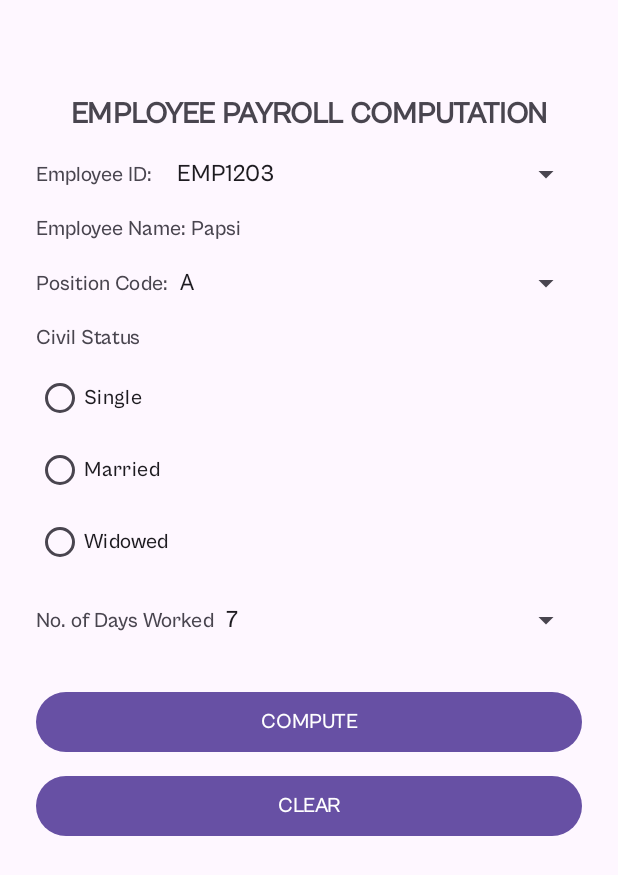
After one commit to adiluexe/elec1-compilation, an Android app: the EmployeePayrollComputation screen opened directly, with no data from a screen before it, on a phone screen of 412 x 824 dp. The commit adds this screen. Shown: the top 875 px of the screen. Run offline under Robolectric (Android 15) with nearby library versions, the phone set to English and light mode, and no system bars.

Commit message:
Add Machine Problem 4

```diff
--- a/app/src/main/AndroidManifest.xml
+++ b/app/src/main/AndroidManifest.xml
@@ -57,6 +57,8 @@
         <activity android:name=".machine_problems.Calculator" />
         <activity android:name=".machine_problems.CCJitters" />
         <activity android:name=".machine_problems.SemestralGradeComputation" />
+        <activity android:name=".machine_problems.EmployeePayrollComputation" />
+        <activity android:name=".machine_problems.SummaryActivity" />
 
     </application>
 
--- a/app/src/main/java/com/example/elec1compilation/MainActivity.java
+++ b/app/src/main/java/com/example/elec1compilation/MainActivity.java
@@ -29,6 +29,7 @@ import com.example.elec1compilation.guided_exercises.TenthGuidedExercise;
 import com.example.elec1compilation.guided_exercises.ThirdGuidedExercise;
 import com.example.elec1compilation.machine_problems.CCJitters;
 import com.example.elec1compilation.machine_problems.Calculator;
+import com.example.elec1compilation.machine_problems.EmployeePayrollComputation;
 import com.example.elec1compilation.machine_problems.SemestralGradeComputation;
 
 import java.util.ArrayList;
@@ -72,7 +73,7 @@ public class MainActivity extends AppCompatActivity {
         exerciseItems.add(new ExerciseItem("Machine Problem 2 (Calculator)", "Machine Problems", Calculator.class));
         exerciseItems.add(new ExerciseItem("Machine Problem 3 Batch 1 (SemestralGradeComputation)", "Machine Problems", SemestralGradeComputation.class));
         exerciseItems.add(new ExerciseItem("Machine Problem 3 Batch 2 (CCJitters)", "Machine Problems", CCJitters.class));
-
+        exerciseItems.add(new ExerciseItem("Machine Problem 4 Batch (EmployeePayrollComputation)", "Machine Problems", EmployeePayrollComputation.class));
 
         // Add more machine problems...
 
--- /dev/null
+++ b/app/src/main/java/com/example/elec1compilation/machine_problems/DatabaseHelper.java
@@ -0,0 +1,133 @@
+package com.example.elec1compilation.machine_problems;
+
+import android.content.ContentValues;
+import android.content.Context;
+import android.database.Cursor;
+import android.database.sqlite.SQLiteDatabase;
+import android.database.sqlite.SQLiteOpenHelper;
+
+import java.util.ArrayList;
+import java.util.List;
+
+public class DatabaseHelper extends SQLiteOpenHelper {
+    private static final String DATABASE_NAME = "EmployeePayroll.db";
+    private static final int DATABASE_VERSION = 1;
+
+    // Table name
+    private static final String TABLE_EMPLOYEES = "employees";
+
+    // Column names
+    private static final String COLUMN_ID = "employee_id";
+    private static final String COLUMN_NAME = "employee_name";
+    private static final String COLUMN_POSITION_CODE = "position_code";
+    private static final String COLUMN_CIVIL_STATUS = "civil_status";
+    private static final String COLUMN_DAYS_WORKED = "days_worked";
+    private static final String COLUMN_BASIC_PAY = "basic_pay";
+    private static final String COLUMN_SSS_CONTRIBUTION = "sss_contribution";
+    private static final String COLUMN_WITHHOLDING_TAX = "withholding_tax";
+    private static final String COLUMN_NET_PAY = "net_pay";
+
+    public DatabaseHelper(Context context) {
+        super(context, DATABASE_NAME, null, DATABASE_VERSION);
+    }
+
+    @Override
+    public void onCreate(SQLiteDatabase db) {
+        String CREATE_EMPLOYEES_TABLE = "CREATE TABLE " + TABLE_EMPLOYEES + "("
+                + COLUMN_ID + " TEXT PRIMARY KEY,"
+                + COLUMN_NAME + " TEXT,"
+                + COLUMN_POSITION_CODE + " TEXT,"
+                + COLUMN_CIVIL_STATUS + " TEXT,"
+                + COLUMN_DAYS_WORKED + " INTEGER,"
+                + COLUMN_BASIC_PAY + " REAL,"
+                + COLUMN_SSS_CONTRIBUTION + " REAL,"
+                + COLUMN_WITHHOLDING_TAX + " REAL,"
+                + COLUMN_NET_PAY + " REAL"
+                + ")";
+        db.execSQL(CREATE_EMPLOYEES_TABLE);
+
+        // Insert initial employee data
+        initializeEmployeeData(db);
+    }
+
+    private void initializeEmployeeData(SQLiteDatabase db) {
+        String[][] employeeData = {
+                {"EMP1203", "Papsi"},
+                {"EMP1204", "Michael Josh Tempra"},
+                {"EMP1205", "Clement Harold David"},
+                {"EMP1206", "Miguel"},
+                {"EMP1207", "Wimari Baluyut"}
+        };
+
+        for (String[] employee : employeeData) {
+            ContentValues values = new ContentValues();
+            values.put(COLUMN_ID, employee[0]);
+            values.put(COLUMN_NAME, employee[1]);
+            db.insert(TABLE_EMPLOYEES, null, values);
+        }
+    }
+
+    @Override
+    public void onUpgrade(SQLiteDatabase db, int oldVersion, int newVersion) {
+        db.execSQL("DROP TABLE IF EXISTS " + TABLE_EMPLOYEES);
+        onCreate(db);
+    }
+
+    public List<Employee> getAllEmployees() {
+        List<Employee> employees = new ArrayList<>();
+        String selectQuery = "SELECT * FROM " + TABLE_EMPLOYEES;
+
+        SQLiteDatabase db = this.getReadableDatabase();
+        Cursor cursor = db.rawQuery(selectQuery, null);
+
+        if (cursor.moveToFirst()) {
+            int idIndex = cursor.getColumnIndexOrThrow(COLUMN_ID);
+            int nameIndex = cursor.getColumnIndexOrThrow(COLUMN_NAME);
+
+            do {
+                try {
+                    String id = cursor.getString(idIndex);
+                    String name = cursor.getString(nameIndex);
+
+                    if (id != null && name != null) {
+                        Employee employee = new Employee(id, name);
+                        employees.add(employee);
+                    }
+                } catch (Exception e) {
+                    e.printStackTrace();
+                    // Continue to next record if there's an error
+                    continue;
+                }
+            } while (cursor.moveToNext());
+        }
+
+        cursor.close();
+        return employees;
+    }
+
+    public void saveEmployeePayroll(String employeeId, String positionCode,
+                                    String civilStatus, int daysWorked,
+                                    double basicPay, double sssContribution,
+                                    double withholdingTax, double netPay) {
+        SQLiteDatabase db = this.getWritableDatabase();
+        ContentValues values = new ContentValues();
+
+        values.put(COLUMN_POSITION_CODE, positionCode);
+        values.put(COLUMN_CIVIL_STATUS, civilStatus);
+        values.put(COLUMN_DAYS_WORKED, daysWorked);
+        values.put(COLUMN_BASIC_PAY, basicPay);
+        values.put(COLUMN_SSS_CONTRIBUTION, sssContribution);
+        values.put(COLUMN_WITHHOLDING_TAX, withholdingTax);
+        values.put(COLUMN_NET_PAY, netPay);
+
+        db.update(TABLE_EMPLOYEES, values, COLUMN_ID + " = ?",
+                new String[]{employeeId});
+    }
+
+    public Cursor getEmployeePayrollData(String employeeId) {
+        SQLiteDatabase db = this.getReadableDatabase();
+        return db.query(TABLE_EMPLOYEES, null,
+                COLUMN_ID + " = ?", new String[]{employeeId},
+                null, null, null);
+    }
+}
--- /dev/null
+++ b/app/src/main/java/com/example/elec1compilation/machine_problems/Employee.java
@@ -0,0 +1,70 @@
+package com.example.elec1compilation.machine_problems;
+
+public class Employee {
+    private String employeeId;
+    private String name;
+    private String positionCode;
+    private String civilStatus;
+    private double ratePerDay;
+    private double taxRate;
+    private double sssRate;
+
+    public Employee(String employeeId, String name) {
+        this.employeeId = employeeId;
+        this.name = name;
+    }
+
+    public String getEmployeeId() { return employeeId; }
+    public void setEmployeeId(String employeeId) { this.employeeId = employeeId; }
+    public String getName() { return name; }
+    public void setName(String name) { this.name = name; }
+    public String getPositionCode() { return positionCode; }
+    public void setPositionCode(String positionCode) {
+        this.positionCode = positionCode;
+        // Set rate based on position code
+        switch(positionCode) {
+            case "A":
+                this.ratePerDay = 500.00;
+                break;
+            case "B":
+                this.ratePerDay = 400.00;
+                break;
+            case "C":
+                this.ratePerDay = 300.00;
+                break;
+        }
+    }
+    public String getCivilStatus() { return civilStatus; }
+    public void setCivilStatus(String civilStatus) {
+        this.civilStatus = civilStatus;
+        // Set tax rate based on civil status
+        switch (civilStatus) {
+            case "Single":
+                taxRate = 0.10;
+                break;
+            case "Married":
+                taxRate = 0.05;
+                break;
+            case "Widowed":
+                taxRate = 0.05;
+                break;
+            default:
+                taxRate = 0.10;
+                break;
+        }
+    }
+
+    public double getTaxRate() {
+        return taxRate;
+    }
+
+    public double getRatePerDay() { return ratePerDay; }
+
+    // Calculate SSS rate based on basic pay
+    public double calculateSSSRate(double basicPay) {
+        if(basicPay >= 10000) return 0.07;
+        else if(basicPay >= 5000) return 0.05;
+        else if(basicPay >= 1000) return 0.03;
+        else return 0.01;
+    }
+}
--- /dev/null
+++ b/app/src/main/java/com/example/elec1compilation/machine_problems/EmployeePayrollComputation.java
@@ -0,0 +1,193 @@
+package com.example.elec1compilation.machine_problems;
+
+
+import android.content.Intent;
+import android.database.sqlite.SQLiteDatabase;
+import android.os.Bundle;
+import android.view.View;
+import android.widget.AdapterView;
+import android.widget.ArrayAdapter;
+import android.widget.Button;
+import android.widget.RadioButton;
+import android.widget.RadioGroup;
+import android.widget.Spinner;
+import android.widget.TextView;
+import android.widget.Toast;
+
+import androidx.appcompat.app.AppCompatActivity;
+
+import com.example.elec1compilation.R;
+
+import java.util.ArrayList;
+import java.util.Locale;
+
+public class EmployeePayrollComputation extends AppCompatActivity {
+    private Spinner employeeIdSpinner, positionCodeSpinner, daysWorkedSpinner;
+    private TextView employeeNameText;
+    private RadioGroup civilStatusContainer;
+    private Button computeButton, clearButton;
+    private ArrayList<Employee> employees;
+    private DatabaseHelper dbHelper;
+
+    @Override
+    protected void onCreate(Bundle savedInstanceState) {
+        super.onCreate(savedInstanceState);
+        setContentView(R.layout.activity_mp4_main);
+
+        dbHelper = new DatabaseHelper(this);
+
+        initializeViews();
+        setupEmployeeData();
+        setupSpinners();
+        setupListeners();
+    }
+
+    private void inspectDatabase() {
+        SQLiteDatabase db = dbHelper.getReadableDatabase();
+    }
+
+    private void initializeViews() {
+        employeeIdSpinner = findViewById(R.id.employeeIdSpinner);
+        positionCodeSpinner = findViewById(R.id.positionCodeSpinner);
+        daysWorkedSpinner = findViewById(R.id.daysWorkedSpinner);
+        employeeNameText = findViewById(R.id.employeeNameText);
+        civilStatusContainer = findViewById(R.id.civilStatusContainer);
+        computeButton = findViewById(R.id.computeButton);
+        clearButton = findViewById(R.id.clearButton);
+    }
+
+    private void setupEmployeeData() {
+        employees = new ArrayList<>(dbHelper.getAllEmployees());
+    }
+
+    private void setupSpinners() {
+        // Setup Employee ID Spinner
+        ArrayList<String> employeeIds = new ArrayList<>();
+        for(Employee emp : employees) {
+            employeeIds.add(emp.getEmployeeId());
+        }
+        ArrayAdapter<String> employeeAdapter = new ArrayAdapter<>(this,
+                android.R.layout.simple_spinner_item, employeeIds);
+        employeeAdapter.setDropDownViewResource(android.R.layout.simple_spinner_dropdown_item);
+        employeeIdSpinner.setAdapter(employeeAdapter);
+
+        // Setup Position Code Spinner
+        String[] positionCodes = {"A", "B", "C"};
+        ArrayAdapter<String> positionAdapter = new ArrayAdapter<>(this,
+                android.R.layout.simple_spinner_item, positionCodes);
+        positionAdapter.setDropDownViewResource(android.R.layout.simple_spinner_dropdown_item);
+        positionCodeSpinner.setAdapter(positionAdapter);
+
+        // Setup Days Worked Spinner
+        Integer[] daysWorked = {7, 14, 21, 30};
+        ArrayAdapter<Integer> daysAdapter = new ArrayAdapter<>(this,
+                android.R.layout.simple_spinner_item, daysWorked);
+        daysAdapter.setDropDownViewResource(android.R.layout.simple_spinner_dropdown_item);
+        daysWorkedSpinner.setAdapter(daysAdapter);
+    }
+
+    private void setupListeners() {
+        employeeIdSpinner.setOnItemSelectedListener(new AdapterView.OnItemSelectedListener() {
+            @Override
+            public void onItemSelected(AdapterView<?> parent, View view, int position, long id) {
+                String selectedId = (String) parent.getItemAtPosition(position);
+                for(Employee emp : employees) {
+                    if(emp.getEmployeeId().equals(selectedId)) {
+                        employeeNameText.setText("Employee Name: " + emp.getName());
+                        break;
+                    }
+                }
+            }
+
+            @Override
+            public void onNothingSelected(AdapterView<?> parent) {}
+        });
+
+        computeButton.setOnClickListener(v -> computeSalary());
+        clearButton.setOnClickListener(v -> clearFields());
+    }
+
+    private void computeSalary() {
+        try {
+            String selectedId = employeeIdSpinner.getSelectedItem().toString();
+            Employee currentEmployee = null;
+
+            for(Employee emp : employees) {
+                if(emp.getEmployeeId().equals(selectedId)) {
+                    currentEmployee = emp;
+                    break;
+                }
+            }
+
+            if(currentEmployee == null) return;
+
+            currentEmployee.setPositionCode(positionCodeSpinner.getSelectedItem().toString());
+
+            // Get civil status
+            int selectedRadioId = civilStatusContainer.getCheckedRadioButtonId();
+            if (selectedRadioId == -1) {
+                Toast.makeText(this, "Please select civil status", Toast.LENGTH_SHORT).show();
+                return;
+            }
+            RadioButton selectedRadio = findViewById(selectedRadioId);
+            currentEmployee.setCivilStatus(selectedRadio.getText().toString());
+
+            // Calculate pay
+            int daysWorked = (Integer) daysWorkedSpinner.getSelectedItem();
+            double basicPay = daysWorked * currentEmployee.getRatePerDay();
+            double sssRate = currentEmployee.calculateSSSRate(basicPay);
+            double sssContribution = basicPay * sssRate;
+            double withholdingTax = basicPay * currentEmployee.getTaxRate();
+            double netPay = basicPay - (sssContribution + withholdingTax);
+
+            // Save to database after calculations
+            dbHelper.saveEmployeePayroll(
+                    currentEmployee.getEmployeeId(),
+                    currentEmployee.getPositionCode(),
+                    currentEmployee.getCivilStatus(),
+                    daysWorked,
+                    basicPay,
+                    sssContribution,
+                    withholdingTax,
+                    netPay
+            );
+
+            // Create summary text and launch summary activity
+            String summaryText = String.format(Locale.getDefault(),
+                    "Employee ID: %s\n\n" +
+                            "Name: %s\n\n" +
+                            "Position Code: %s\n\n" +
+                            "Civil Status: %s\n\n" +
+                            "No. of Days Worked: %d\n\n" +
+                            "Basic Pay: Php %.2f\n\n" +
+                            "SSS Contribution: Php %.2f\n\n" +
+                            "Withholding Tax: Php %.2f\n\n" +
+                            "Net Pay: Php %.2f",
+                    currentEmployee.getEmployeeId(),
+                    currentEmployee.getName(),
+                    currentEmployee.getPositionCode(),
+                    currentEmployee.getCivilStatus(),
+                    daysWorked,
+                    basicPay,
+                    sssContribution,
+                    withholdingTax,
+                    netPay);
+
+            Intent intent = new Intent(this, SummaryActivity.class);
+            intent.putExtra("SUMMARY_TEXT", summaryText);
+            startActivity(intent);
+
+        } catch (Exception e) {
+            Toast.makeText(this, "Please fill all fields correctly",
+                    Toast.LENGTH_SHORT).show();
+            e.printStackTrace();
+        }
+    }
+
+    private void clearFields() {
+        employeeIdSpinner.setSelection(0);
+        positionCodeSpinner.setSelection(0);
+        daysWorkedSpinner.setSelection(0);
+        civilStatusContainer.clearCheck();
+    }
+}
--- /dev/null
+++ b/app/src/main/res/layout/activity_mp4_main.xml
@@ -0,0 +1,183 @@
+<?xml version="1.0" encoding="utf-8"?>
+<androidx.constraintlayout.widget.ConstraintLayout xmlns:android="http://schemas.android.com/apk/res/android"
+    xmlns:app="http://schemas.android.com/apk/res-auto"
+    xmlns:tools="http://schemas.android.com/tools"
+    android:id="@+id/constraintLayout"
+    android:layout_width="match_parent"
+    android:layout_height="match_parent"
+    tools:context=".machine_problems.EmployeePayrollComputation" >
+
+    <TextView
+        android:id="@+id/appTitle"
+        android:layout_width="wrap_content"
+        android:layout_height="wrap_content"
+        android:layout_marginTop="64dp"
+        android:gravity="center"
+        android:text="EMPLOYEE PAYROLL COMPUTATION"
+        android:textSize="20sp"
+        android:textStyle="bold"
+        app:layout_constraintEnd_toEndOf="parent"
+        app:layout_constraintStart_toStartOf="parent"
+        app:layout_constraintTop_toTopOf="parent" />
+
+    <LinearLayout
+        android:id="@+id/employeeIdContainer"
+        android:layout_width="0dp"
+        android:layout_height="wrap_content"
+        android:layout_marginStart="24dp"
+        android:layout_marginTop="16dp"
+        android:layout_marginEnd="24dp"
+        android:orientation="horizontal"
+        app:layout_constraintEnd_toEndOf="parent"
+        app:layout_constraintStart_toStartOf="parent"
+        app:layout_constraintTop_toBottomOf="@+id/appTitle">
+
+        <TextView
+            android:id="@+id/employeeIdText"
+            android:layout_width="wrap_content"
+            android:layout_height="wrap_content"
+            android:layout_marginEnd="8dp"
+            android:text="Employee ID:"
+            android:textSize="14sp" />
+
+        <Spinner
+            android:id="@+id/employeeIdSpinner"
+            android:layout_width="0dp"
+            android:layout_height="wrap_content"
+            android:layout_weight="1" />
+
+    </LinearLayout>
+
+    <TextView
+        android:id="@+id/employeeNameText"
+        android:layout_width="0dp"
+        android:layout_height="wrap_content"
+        android:layout_marginStart="24dp"
+        android:layout_marginTop="16dp"
+        android:layout_marginEnd="24dp"
+        android:text="Employee Name:"
+        app:layout_constraintEnd_toEndOf="parent"
+        app:layout_constraintStart_toStartOf="parent"
+        app:layout_constraintTop_toBottomOf="@+id/employeeIdContainer" />
+
+    <LinearLayout
+        android:id="@+id/positionCodeContainer"
+        android:layout_width="0dp"
+        android:layout_height="wrap_content"
+        android:layout_marginStart="24dp"
+        android:layout_marginTop="16dp"
+        android:layout_marginEnd="24dp"
+        android:orientation="horizontal"
+        app:layout_constraintEnd_toEndOf="parent"
+        app:layout_constraintStart_toStartOf="parent"
+        app:layout_constraintTop_toBottomOf="@+id/employeeNameText">
+
+        <TextView
+            android:id="@+id/positionCodeText"
+            android:layout_width="wrap_content"
+            android:layout_height="wrap_content"
+            android:text="Position Code:" />
+
+        <Spinner
+            android:id="@+id/positionCodeSpinner"
+            android:layout_width="0dp"
+            android:layout_height="wrap_content"
+            android:layout_weight="1" />
+
+    </LinearLayout>
+
+    <TextView
+        android:id="@+id/civilStatusText"
+        android:layout_width="0dp"
+        android:layout_height="wrap_content"
+        android:layout_marginStart="24dp"
+        android:layout_marginTop="16dp"
+        android:layout_marginEnd="24dp"
+        android:text="Civil Status"
+        app:layout_constraintEnd_toEndOf="parent"
+        app:layout_constraintStart_toStartOf="parent"
+        app:layout_constraintTop_toBottomOf="@+id/positionCodeContainer" />
+
+    <RadioGroup
+        android:id="@+id/civilStatusContainer"
+        android:layout_width="0dp"
+        android:layout_height="wrap_content"
+        android:layout_marginStart="24dp"
+        android:layout_marginTop="8dp"
+        android:layout_marginEnd="24dp"
+        android:orientation="vertical"
+        app:layout_constraintEnd_toEndOf="parent"
+        app:layout_constraintStart_toStartOf="parent"
+        app:layout_constraintTop_toBottomOf="@+id/civilStatusText">
+
+        <RadioButton
+            android:id="@+id/singleRadio"
+            android:layout_width="wrap_content"
+            android:layout_height="wrap_content"
+            android:text="Single" />
+
+        <RadioButton
+            android:id="@+id/marriedRadio"
+            android:layout_width="wrap_content"
+            android:layout_height="wrap_content"
+            android:text="Married" />
+
+        <RadioButton
+            android:id="@+id/widowedRadio"
+            android:layout_width="wrap_content"
+            android:layout_height="wrap_content"
+            android:text="Widowed" />
+    </RadioGroup>
+
+    <LinearLayout
+        android:id="@+id/daysWorkedContainer"
+        android:layout_width="0dp"
+        android:layout_height="wrap_content"
+        android:layout_marginStart="24dp"
+        android:layout_marginTop="16dp"
+        android:layout_marginEnd="24dp"
+        android:orientation="horizontal"
+        app:layout_constraintEnd_toEndOf="parent"
+        app:layout_constraintStart_toStartOf="parent"
+        app:layout_constraintTop_toBottomOf="@+id/civilStatusContainer">
+
+        <TextView
+            android:id="@+id/daysWorkedText"
+            android:layout_width="wrap_content"
+            android:layout_height="wrap_content"
+            android:text="No. of Days Worked" />
+
+        <Spinner
+            android:id="@+id/daysWorkedSpinner"
+            android:layout_width="0dp"
+            android:layout_height="wrap_content"
+            android:layout_weight="1" />
+
+    </LinearLayout>
+
+    <Button
+        android:id="@+id/computeButton"
+        android:layout_width="0dp"
+        android:layout_height="wrap_content"
+        android:layout_marginStart="24dp"
+        android:layout_marginTop="32dp"
+        android:layout_marginEnd="24dp"
+        android:text="COMPUTE"
+        app:layout_constraintEnd_toEndOf="parent"
+        app:layout_constraintStart_toStartOf="parent"
+        app:layout_constraintTop_toBottomOf="@+id/daysWorkedContainer" />
+
+    <Button
+        android:id="@+id/clearButton"
+        android:layout_width="0dp"
+        android:layout_height="wrap_content"
+        android:layout_marginStart="24dp"
+        android:layout_marginTop="8dp"
+        android:layout_marginEnd="24dp"
+        android:text="CLEAR"
+        app:layout_constraintEnd_toEndOf="parent"
+        app:layout_constraintHorizontal_bias="0.0"
+        app:layout_constraintStart_toStartOf="parent"
+        app:layout_constraintTop_toBottomOf="@+id/computeButton" />
+
+</androidx.constraintlayout.widget.ConstraintLayout>
```
Also changed, not shown: app/src/main/java/com/example/elec1compilation/machine_problems/SummaryActivity.java (added, +32 -0 lines), app/src/main/res/layout/activity_mp4_summary.xml (added, +37 -0 lines).
